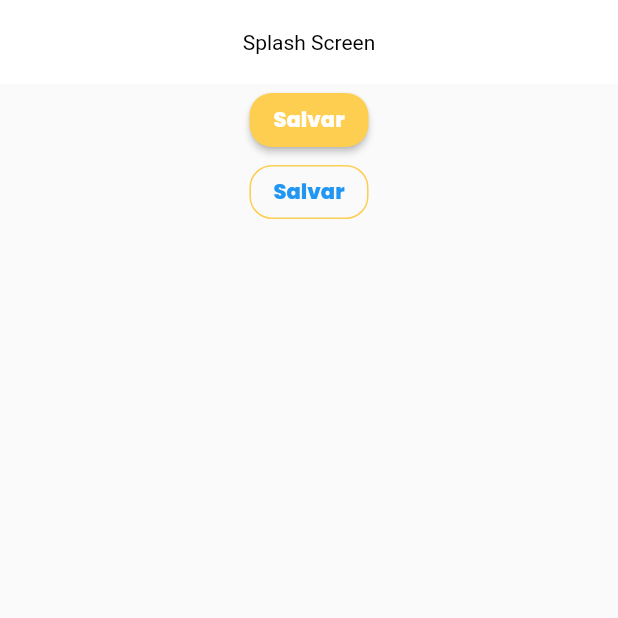
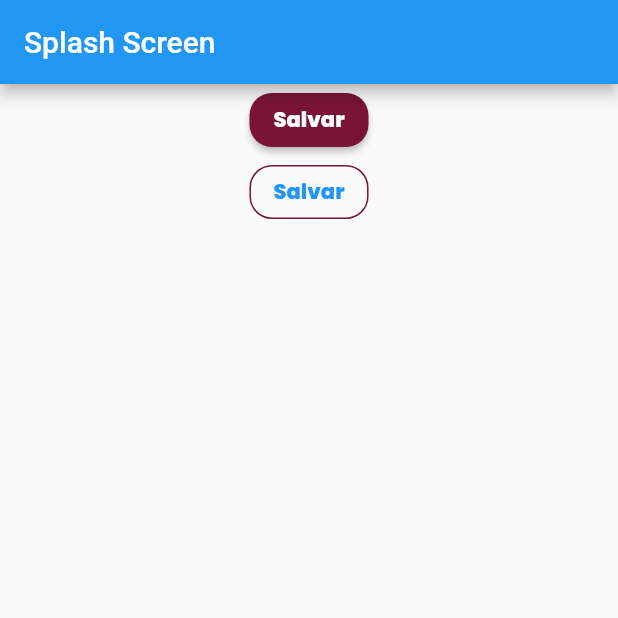
Before and after one commit to caneto/App-Album-Copa, a Flutter app: the screen it shows after launch, on a phone screen of 412 x 824 dp, the top half of it. Run offline on Flutter 3.47's test engine with Material 2 defaults, Android fonts, the phone set to English and light mode, and no system bars.

Commit message:
Atualização

```diff
--- a/lib/app/core/styles/button_styles.dart
+++ b/lib/app/core/styles/button_styles.dart
@@ -59,3 +59,7 @@ class ButtonStyles {
   );
 
 }
+
+extension ButtonStyleExtensions on BuildContext{
+  ButtonStyles get buttonStyles => ButtonStyles.instance;
+}
--- a/lib/app/core/styles/text_styles.dart
+++ b/lib/app/core/styles/text_styles.dart
@@ -1,3 +1,4 @@
+import 'package:appalbumcopa/app/core/styles/colors_app.dart';
 import 'package:flutter/material.dart';
 
 class TextStyles {
@@ -49,6 +50,10 @@ class TextStyles {
   TextStyle get textSecundaryFontExtraBold => TextStyle(
       fontWeight: FontWeight.w800, fontFamily: primaryFont
   );
+
+  TextStyle get labelTextField => textSecundaryFontRegular.copyWith(
+    color: ColorsApp.instance.greyDark
+  );
 }
 
 extension TextStylesExtensions on BuildContext {
--- a/lib/app/pages/splash/splash_page.dart
+++ b/lib/app/pages/splash/splash_page.dart
@@ -1,5 +1,6 @@
 import 'package:appalbumcopa/app/core/styles/button_styles.dart';
-import 'package:appalbumcopa/app/core/theme/theme_config.dart';
+import 'package:appalbumcopa/app/core/styles/colors_app.dart';
+import 'package:appalbumcopa/app/core/styles/text_styles.dart';
 import 'package:flutter/material.dart';
 
 class SplashPage extends StatelessWidget {
@@ -7,27 +8,26 @@ class SplashPage extends StatelessWidget {
 
   @override
   Widget build(BuildContext context) {
-    return Theme(
-      data: ThemeConfig.theme,
-      child: Scaffold(
-        appBar: AppBar(title: const Text('Splash Screen'),),
+   return Scaffold(
+     appBar: AppBar(
+       title: const Text('Splash Screen'),
+     ),
      body: Center(
        child: Column(
          children: [
            ElevatedButton(
-                onPressed: (){},
-                style: ButtonStyles.instance.yellowButton,
+             onPressed: () {},
+             style: ButtonStyles.instance.primaryButton,
              child: Text('Salvar'),
            ),
            OutlinedButton(
-                onPressed: (){},
-                style: ButtonStyles.instance.yellowOutlineButton,
+             onPressed: () {},
+             style: ButtonStyles.instance.primaryOutlineButton,
              child: Text('Salvar'),
            ),
          ],
        ),
      ),
-      ),
    );
   }
 }
```
Also changed, not shown: lib/app/core/theme/theme_config.dart (+32 -10 lines). Lines whose indentation alone changed are shown as unchanged.
